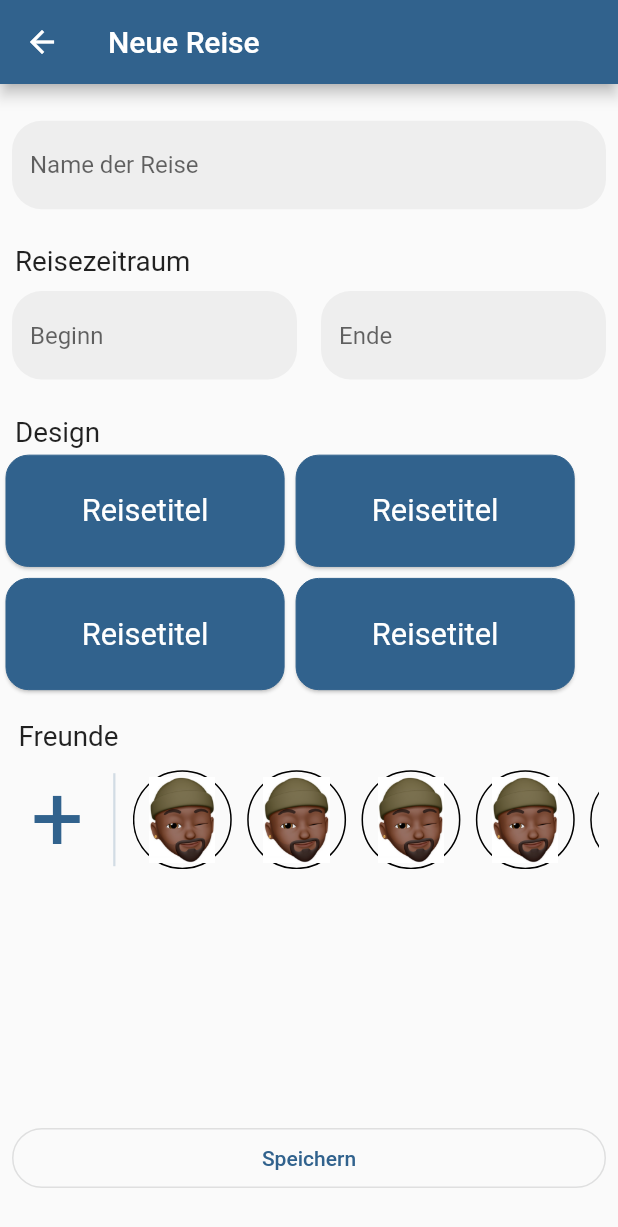
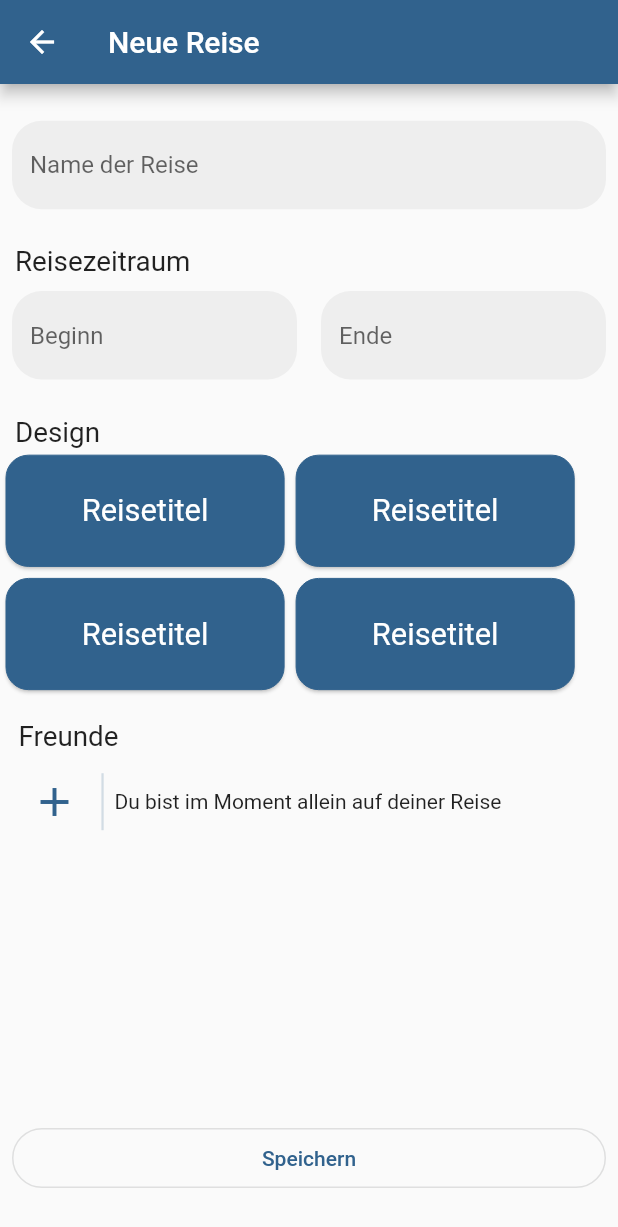
Before and after one commit to TravelAtVisor/TravelAtVisor, a Flutter app: the NewTrip screen opened directly, on a phone screen of 412 x 824 dp. Shown: the top 1227 px of the screen. Run offline on Flutter 3.47's test engine with Material 2 defaults, Android fonts, the phone set to English and light mode, and no system bars; our stand-ins replace carousel_slider, cloud_functions, firebase_auth, firebase_core, firebase_storage, google_sign_in and 2 more; accounts and stored records are empty; network calls fail.

Commit message:
implemented remove friend from trip

```diff
--- a/lib/shared_module/data_service.dart
+++ b/lib/shared_module/data_service.dart
@@ -8,6 +8,7 @@ import 'package:travel_atvisor/activity_module/activity.data_service.dart';
 import 'package:travel_atvisor/activity_module/models/place_categories.dart';
 import 'package:travel_atvisor/shared_module/authentication.data_service.dart';
 import 'package:travel_atvisor/shared_module/functions.data_service.dart';
+import 'package:travel_atvisor/shared_module/models/friend.dart';
 import 'package:travel_atvisor/shared_module/models/user_model.dart';
 import 'package:travel_atvisor/shared_module/storage.data_service.dart';
 import 'package:travel_atvisor/user_module/models/user_suggestion.dart';
@@ -188,4 +189,8 @@ class DataService
   @override
   Future<List<UserSuggestion>> searchUsersAsync(String query) =>
       _functionsDataService.searchUsersAsync(query);
+
+  @override
+  Future<List<Friend>> getFriends(List<String> friendUserIds) =>
+      _functionsDataService.getFriends(friendUserIds);
 }
--- /dev/null
+++ b/lib/shared_module/models/friend.dart
@@ -0,0 +1,13 @@
+class Friend {
+  String userId;
+  String photoUrl;
+
+  Friend(this.userId, this.photoUrl);
+
+  static Friend fromDynamic(dynamic data) {
+    return Friend(
+      data["userId"],
+      data["photoUrl"],
+    );
+  }
+}
--- a/lib/shared_module/views/companions_friends.dart
+++ b/lib/shared_module/views/companions_friends.dart
@@ -1,21 +1,52 @@
 import 'package:flutter/material.dart';
+import 'package:travel_atvisor/shared_module/models/friend.dart';
 import 'package:travel_atvisor/shared_module/views/profile_picture.dart';
 
 class CompanionsFriends extends StatefulWidget {
   final String header;
 
-  // final List<String> person;
-  final bool addPerson;
+  final List<Friend> friends;
+  final bool canAddPerson;
+  final void Function(String userId) addFriend;
+  final void Function(String userId) removeFriend;
 
-  const CompanionsFriends(
-      {Key? key, required this.header, required this.addPerson})
-      : super(key: key);
+  const CompanionsFriends({
+    Key? key,
+    required this.header,
+    required this.canAddPerson,
+    required this.friends,
+    required this.addFriend,
+    required this.removeFriend,
+  }) : super(key: key);
 
   @override
   _CompanionsFriendsState createState() => _CompanionsFriendsState();
 }
 
 class _CompanionsFriendsState extends State<CompanionsFriends> {
+  Widget _buildAddButton() {
+    var primaryColor = Theme.of(context).colorScheme.primary;
+    return Row(
+      children: [
+        IconButton(
+          color: primaryColor,
+          iconSize: 32,
+          icon: const Icon(Icons.add),
+          onPressed: () {},
+        ),
+        Opacity(
+          opacity: 0.2,
+          child: VerticalDivider(
+            color: primaryColor,
+            thickness: 1.5,
+            indent: 5,
+            endIndent: 5,
+          ),
+        ),
+      ],
+    );
+  }
+
   @override
   Widget build(BuildContext context) {
     return Column(mainAxisSize: MainAxisSize.min, children: [
@@ -35,55 +66,20 @@ class _CompanionsFriendsState extends State<CompanionsFriends> {
           child: IntrinsicHeight(
             child: Row(
               children: [
-                widget.addPerson
-                    ? SizedBox(
-                        width: MediaQuery.of(context).size.width * 0.125,
-                        child: Center(
-                          child: Text(
-                            '+',
-                            style: TextStyle(
-                                fontSize:
-                                    MediaQuery.of(context).size.width * 0.15,
-                                color: Theme.of(context).colorScheme.primary),
-                          ),
-                        ),
-                      )
-                    : const SizedBox(),
-                widget.addPerson
-                    ? Opacity(
-                        opacity: 0.2,
-                        child: VerticalDivider(
-                          color: Theme.of(context).colorScheme.primary,
-                          width: MediaQuery.of(context).size.width * 0.06,
-                          thickness: 1.5,
-                          indent: 5,
-                          endIndent: 5,
-                        ))
-                    : const SizedBox(),
+                if (widget.canAddPerson) _buildAddButton(),
                 Expanded(
                   child: SingleChildScrollView(
                     scrollDirection: Axis.horizontal,
                     child: Row(
                       mainAxisAlignment: MainAxisAlignment.start,
                       children: [
-                        // for widget.person
-                        const ProfilePicture(),
-                        SizedBox(
-                          width: MediaQuery.of(context).size.width * 0.025,
+                        ...widget.friends.map(
+                          (e) => ProfilePicture(
+                              friend: e, onRemoval: widget.removeFriend),
                         ),
-                        const ProfilePicture(),
-                        SizedBox(
-                          width: MediaQuery.of(context).size.width * 0.025,
-                        ),
-                        const ProfilePicture(),
-                        SizedBox(
-                          width: MediaQuery.of(context).size.width * 0.025,
-                        ),
-                        const ProfilePicture(),
-                        SizedBox(
-                          width: MediaQuery.of(context).size.width * 0.025,
-                        ),
-                        const ProfilePicture(),
+                        if (widget.friends.isEmpty)
+                          const Text(
+                              "Du bist im Moment allein auf deiner Reise"),
                       ],
                     ),
                   ),
--- a/lib/trip_module/pages/new_trip.page.dart
+++ b/lib/trip_module/pages/new_trip.page.dart
@@ -122,8 +122,13 @@ class _NewTripState extends State<NewTrip> {
               padding: EdgeInsets.only(
                   left: MediaQuery.of(context).size.width * 0.03,
                   right: MediaQuery.of(context).size.width * 0.03),
-              child:
-                  const CompanionsFriends(header: 'Freunde', addPerson: true),
+              child: CompanionsFriends(
+                header: 'Freunde',
+                canAddPerson: true,
+                addFriend: (uid) {},
+                friends: const [],
+                removeFriend: (uid) {},
+              ),
             ),
             Expanded(
               child: Align(
--- a/lib/trip_module/trip.data_service.dart
+++ b/lib/trip_module/trip.data_service.dart
@@ -1,3 +1,5 @@
+import 'package:travel_atvisor/shared_module/models/friend.dart';
+
 import '../shared_module/models/trip.dart';
 
 abstract class TripDataService {
@@ -6,6 +8,7 @@ abstract class TripDataService {
   Future<void> deleteActivityAsync(String tripId, String activityId);
   Future<void> addFriendToTripAsync(String tripId, String friendUserId);
   Future<void> removeFriendFromTripAsync(String tripId, String friendUserId);
+  Future<List<Friend>> getFriends(List<String> friendUserIds);
 
   void setActiveTripId(String tripId);
 }
```
Also changed, not shown: lib/shared_module/functions.data_service.dart (+11 -0 lines), lib/shared_module/views/profile_picture.dart (+55 -17 lines), lib/trip_module/views/trip_list.dart (+69 -15 lines), 3 other files.
